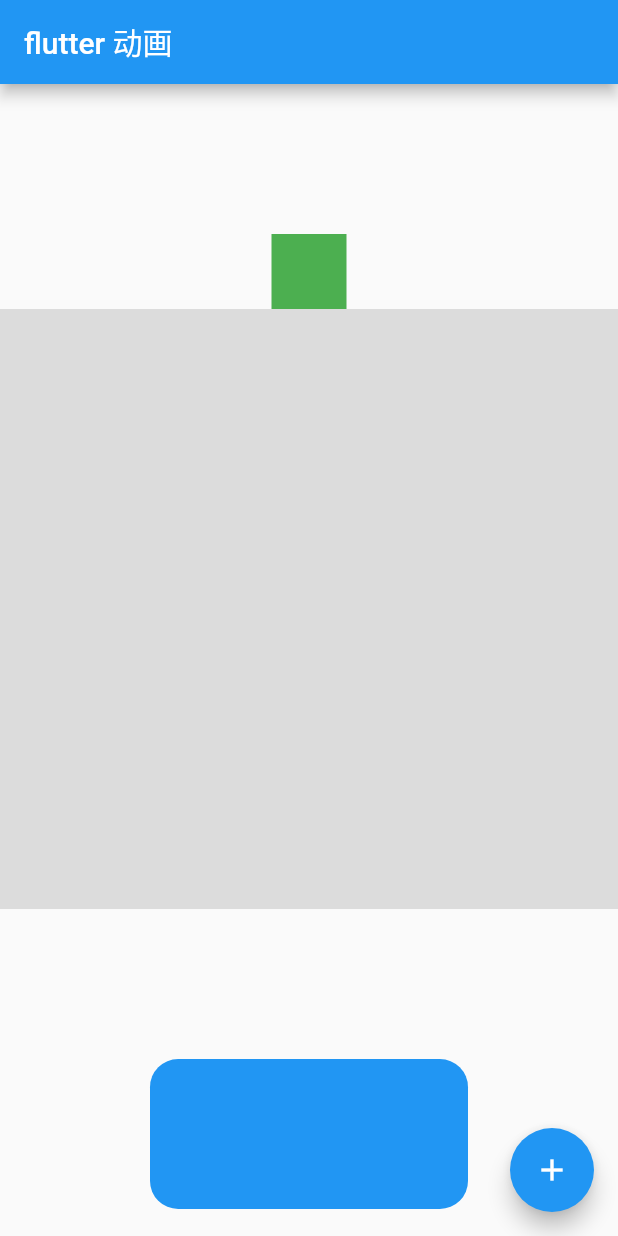
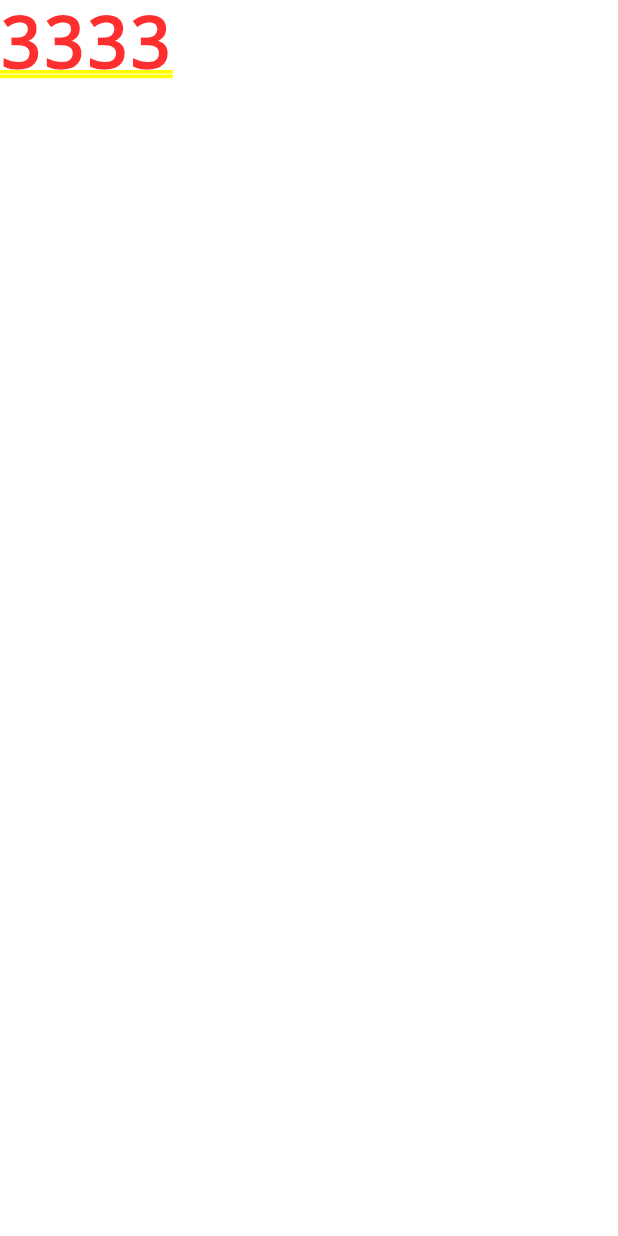
Before and after one commit to hsir05/flutter_animation, a Flutter app: the screen it shows after launch, on a phone screen of 412 x 824 dp. Run offline on Flutter 3.47's test engine with Material 2 defaults, Android fonts, the phone set to English and light mode, and no system bars; our stand-ins replace fluro; statements that could not run were skipped.

Commit message:
重置修改

```diff
--- /dev/null
+++ b/lib/index_page.dart
@@ -0,0 +1,15 @@
+import 'package:flutter/material.dart';
+
+class IndexPage extends StatefulWidget {
+  @override
+  _IndexPageState createState() => _IndexPageState();
+}
+
+class _IndexPageState extends State<IndexPage> {
+  @override
+  Widget build(BuildContext context) {
+    return Container(
+      child: Text('3333')
+    );
+  }
+}
--- a/lib/main.dart
+++ b/lib/main.dart
@@ -1,179 +1,27 @@
 import 'package:flutter/material.dart';
+import 'package:fluro/fluro.dart';
+import 'index_page.dart';
+import './routers/routes.dart';
+import './routers/application.dart';
 
-void main() => runApp(MyApp());
+void main() async{
+  runApp(MyApp());
+}
 
 class MyApp extends StatelessWidget {
+
   @override
   Widget build(BuildContext context) {
-    return MaterialApp(
-      title: 'Flutter Demo',
-      theme: ThemeData(
-        primarySwatch: Colors.blue,
-      ),
-      home: MyHomePage(title: 'Flutter Demo Home Page'),
-    );
+
+    final router = Router();
+    Routes.configureRoutes(router);
+    Application.router=router;
+
+     return MaterialApp(
+            title:'flutter 动画',
+            debugShowCheckedModeBanner: false,
+            onGenerateRoute: Application.router.generator,
+            home: IndexPage()
+        );
   }
 }
-
-class MyHomePage extends StatefulWidget  {
-  MyHomePage({Key key, this.title}) : super(key: key);
-  final String title;
-  @override
-  _MyHomePageState createState() => _MyHomePageState();
-}
-
-class _MyHomePageState extends State<MyHomePage> with SingleTickerProviderStateMixin {
-  AnimationController controller;
-  //doubler类型动画
-  Animation<double> doubleAnimation;
-   //圆角动画
-  Animation<BorderRadius> radiusAnimation;
-
-  double _width = 50.0;
-  double _height = 50.0;
-  var _color = Colors.green;
-  bool _visible = false;
-
-  double _x = -30.0;
-  double _y = -40.0;
-
-  @override
-  void initState() {
-    super.initState();
-    //创建AnimationController
-    controller = new AnimationController(
-        vsync: this, duration: Duration(milliseconds: 2000));
-        doubleAnimation = new Tween<double>(begin: 0.0, end: 200.0).animate(controller)
-        ..addListener(() {
-          setState(() {});
-        })
-      ..addStatusListener((AnimationStatus status) {
-      	//执行完成后反向执行
-        if (status == AnimationStatus.completed) {
-          controller.reverse();
-        } else if (status == AnimationStatus.dismissed) {
-        //反向执行完成，正向执行
-          controller.forward();
-        }
-      });
-
-    radiusAnimation = BorderRadiusTween(begin: BorderRadius.circular(0),end: BorderRadius.circular(50)).animate(controller);
-    print(3333333);
-    print(radiusAnimation.value);
-    //启动动画
-    controller.forward();
-  }
-
-  void _animation() {
-      print('动画');
-
-      setState(() {
-        if (!_visible) {
-          _width = 150.0;
-          _height = 200.0;
-          _color = Colors.purple;
-
-          _x = 0;
-          _y = 0;
-
-          _visible = true;
-        } else {
-          _width = 50.0;
-          _height = 50.0;
-          _color = Colors.green;
-          _visible = false;
-
-          _x = -30.0;
-          _y =  -40.0;
-        }
-        });
-
-  }
-
-  Widget _size(){
-    return Center(
-        child: AnimatedContainer(
-        // 定义动画需要多长时间
-        duration: Duration(seconds:1),
-        // 提供一个可选的曲线，使动画感觉更流畅。
-        curve: Curves.fastOutSlowIn,
-        //长度宽度使用变量  实现组件缩放动画
-        width: _width,
-        height: _height,
-        decoration: BoxDecoration(
-          //颜色 圆角度使用变量
-          color: _color,
-        ),
-      ),
-      );
-  }
-
-  Widget _animatedAlign() {
-    return Container(
-      width: 600.0,
-      height: 400.0,
-      color: Colors.black12,
-      child: AnimatedAlign(
-        // xy坐标 是决定组件再父容器中的位置。 修改坐标即可完成组件平移
-          alignment: Alignment(_x, _y),
-          duration: Duration(seconds: 5),
-          child: Container(
-            width: 50.0,
-            height: 50.0,
-            color: Colors.black45,
-          ),
-        ),
-    );
-  }
-
-  Widget _opacity(){
-    return AnimatedOpacity(
-      duration: Duration(seconds: 1),
-      opacity: _visible ? 1.0 : 0.0,
-      child: Container(
-        width: 100.0,
-        height: 100.0,
-        color: Colors.blue,
-      )
-    );
-  }
-
-  Widget _rect(){
-    return Padding(
-      padding: EdgeInsets.all(100.0),
-      child: Container(
-              height: 100,
-              width: 100,
-              decoration: BoxDecoration(borderRadius: radiusAnimation.value,color: Colors.blue),
-            ),
-    );
-  }
-  @override
-  Widget build(BuildContext context) {
-    return Scaffold(
-      appBar: AppBar(
-        title: Text('flutter 动画')
-      ),
-      body: ListView(
-        children: <Widget>[
-          _opacity(),
-          _size(),
-          _animatedAlign(),
-          _rect(),
-        ],
-      ),
-      floatingActionButton: FloatingActionButton(
-        onPressed: _animation,
-        tooltip: 'Increment',
-        child: Icon(Icons.add),
-      ),
-
-    );
-  }
-
-   @override
-  void dispose() {
-    super.dispose();
-    controller.dispose();
-  }
-}
--- /dev/null
+++ b/lib/routers/application.dart
@@ -0,0 +1,5 @@
+import 'package:fluro/fluro.dart';
+
+class Application {
+  static Router router;
+}
--- /dev/null
+++ b/lib/routers/router_handler.dart
@@ -0,0 +1,9 @@
+import 'package:flutter/material.dart';
+import 'package:fluro/fluro.dart';
+import '../index_page.dart';
+
+
+Handler homeHandler = Handler(
+  handlerFunc: (BuildContext context, Map<String, List<String>>params) {
+  return IndexPage();
+});
--- /dev/null
+++ b/lib/routers/routes.dart
@@ -0,0 +1,17 @@
+import 'package:flutter/material.dart';
+import 'package:fluro/fluro.dart';
+import './router_handler.dart';
+
+class Routes{
+  static String root='/';
+
+  static void configureRoutes(Router router){
+    router.notFoundHandler = new Handler(
+      handlerFunc: (BuildContext context, Map<String, List<String>> params ){
+        print('错误---------->路由未找到');
+      }
+    );
+
+    router.define(root, handler: homeHandler);
+  }
+}
--- a/pubspec.yaml
+++ b/pubspec.yaml
@@ -19,6 +19,7 @@ environment:
 dependencies:
   flutter:
     sdk: flutter
+  fluro: ^1.5.1
 
   # The following adds the Cupertino Icons font to your application.
   # Use with the CupertinoIcons class for iOS style icons.
```
Also changed, not shown: lib/main3.dart (added, +179 -0 lines), pubspec.lock.
